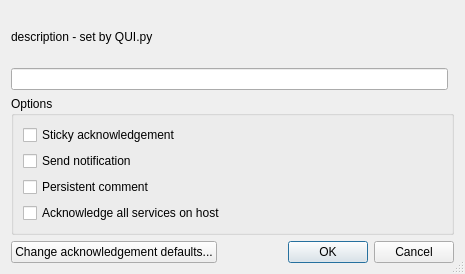
HenriWahl/Nagstamon, file Nagstamon/QUI/dialog_acknowledge.ui: the form before one commit.
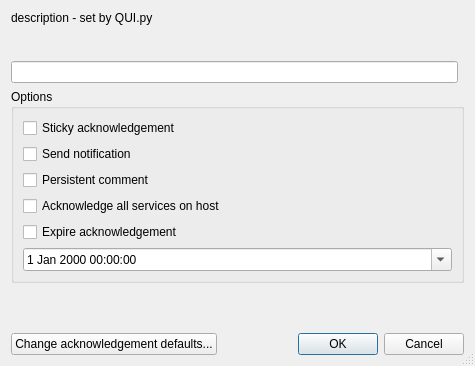
The form after the commit.

Commit message: Added use expire time feature for acknowledgements to IcingaWeb2

What changed in the file:
```diff
--- a/Nagstamon/QUI/dialog_acknowledge.ui
+++ b/Nagstamon/QUI/dialog_acknowledge.ui
@@ -6,8 +6,8 @@
    <rect>
     <x>0</x>
     <y>0</y>
-    <width>465</width>
-    <height>274</height>
+    <width>475</width>
+    <height>366</height>
    </rect>
   </property>
   <property name="sizePolicy">
@@ -26,7 +26,14 @@
    <bool>true</bool>
   </property>
   <layout class="QGridLayout" name="gridLayout">
-   <item row="7" column="0" colspan="2">
+   <item row="4" column="0">
+    <widget class="QLineEdit" name="input_lineedit_comment">
+     <property name="alignment">
+      <set>Qt::AlignLeading|Qt::AlignLeft|Qt::AlignTop</set>
+     </property>
+    </widget>
+   </item>
+   <item row="8" column="0" colspan="2">
     <layout class="QHBoxLayout" name="horizontalLayout">
      <item>
       <widget class="QPushButton" name="button_change_defaults_acknowledge">
@@ -47,11 +54,29 @@
      </item>
     </layout>
    </item>
-   <item row="5" column="0" colspan="2">
+   <item row="5" column="0" rowspan="2" colspan="2">
     <widget class="QGroupBox" name="options_groupbox">
+     <property name="enabled">
+      <bool>true</bool>
+     </property>
+     <property name="sizePolicy">
+      <sizepolicy hsizetype="Preferred" vsizetype="Preferred">
+       <horstretch>0</horstretch>
+       <verstretch>0</verstretch>
+      </sizepolicy>
+     </property>
+     <property name="minimumSize">
+      <size>
+       <width>0</width>
+       <height>91</height>
+      </size>
+     </property>
      <property name="title">
       <string>Options</string>
      </property>
+     <property name="alignment">
+      <set>Qt::AlignLeading|Qt::AlignLeft|Qt::AlignTop</set>
+     </property>
      <layout class="QVBoxLayout" name="verticalLayout">
       <item>
        <widget class="QCheckBox" name="input_checkbox_sticky_acknowledgement">
@@ -81,18 +106,75 @@
         </property>
        </widget>
       </item>
+      <item>
+       <widget class="QCheckBox" name="input_checkbox_use_expire_time">
+        <property name="contextMenuPolicy">
+         <enum>Qt::DefaultContextMenu</enum>
+        </property>
+        <property name="toolTip">
+         <string/>
+        </property>
+        <property name="text">
+         <string>Expire acknowledgement</string>
+        </property>
+       </widget>
+      </item>
+      <item>
+       <widget class="QDateTimeEdit" name="input_datetime_expire_time">
+        <property name="enabled">
+         <bool>true</bool>
+        </property>
+        <property name="buttonSymbols">
+         <enum>QAbstractSpinBox::UpDownArrows</enum>
+        </property>
+        <property name="currentSection">
+         <enum>QDateTimeEdit::HourSection</enum>
+        </property>
+        <property name="calendarPopup">
+         <bool>true</bool>
+        </property>
+       </widget>
+      </item>
      </layout>
     </widget>
    </item>
    <item row="0" column="0" colspan="2">
     <widget class="QLabel" name="input_label_description">
+     <property name="sizePolicy">
+      <sizepolicy hsizetype="Preferred" vsizetype="MinimumExpanding">
+       <horstretch>0</horstretch>
+       <verstretch>0</verstretch>
+      </sizepolicy>
+     </property>
+     <property name="minimumSize">
+      <size>
+       <width>0</width>
+       <height>5</height>
+      </size>
+     </property>
      <property name="text">
       <string>description - set by QUI.py</string>
      </property>
+     <property name="alignment">
+      <set>Qt::AlignLeading|Qt::AlignLeft|Qt::AlignTop</set>
+     </property>
     </widget>
    </item>
-   <item row="4" column="0">
-    <widget class="QLineEdit" name="input_lineedit_comment"/>
+   <item row="7" column="0">
+    <spacer name="verticalSpacer">
+     <property name="orientation">
+      <enum>Qt::Vertical</enum>
+     </property>
+     <property name="sizeType">
+      <enum>QSizePolicy::Expanding</enum>
+     </property>
+     <property name="sizeHint" stdset="0">
+      <size>
+       <width>20</width>
+       <height>0</height>
+      </size>
+     </property>
+    </spacer>
    </item>
   </layout>
  </widget>
```
Left out of the diff: 10 changed lines with no effect on the pictures. The commit also changes 3 other files.
